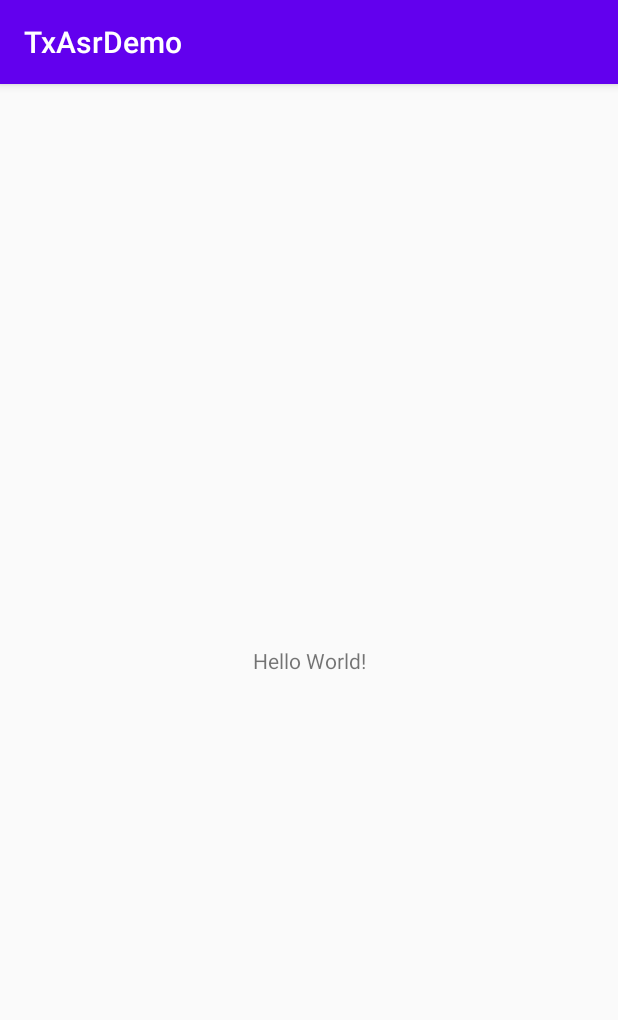
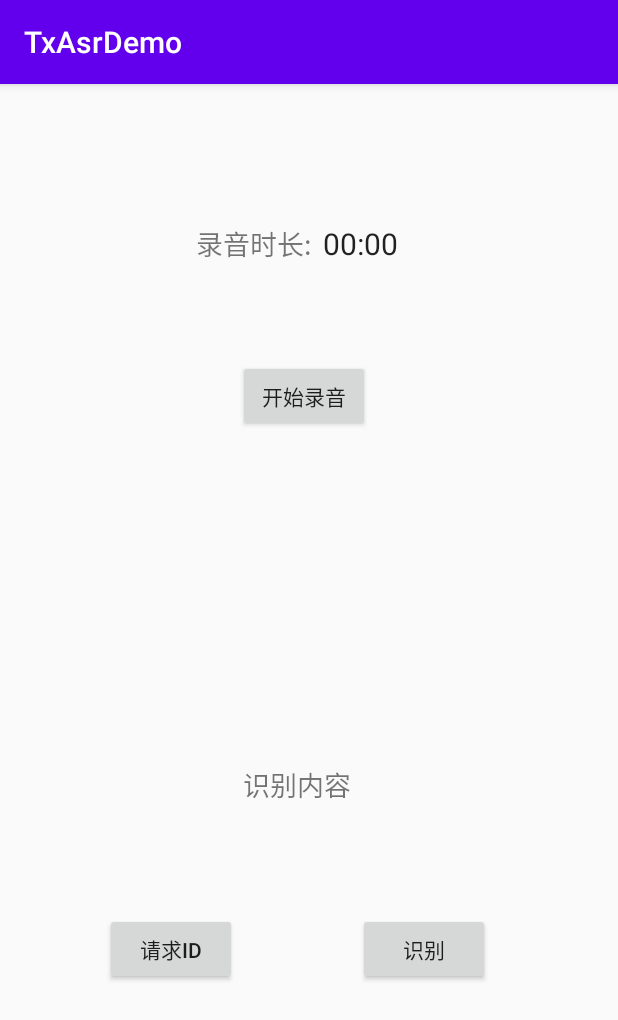
Before and after one commit to LLJ-1175637511/LSRW, an Android app: the screen it shows after launch (MainActivity before the commit, SrActivity after it), on a phone screen of 412 x 824 dp. Shown: the top 1020 px of the screen. Run offline under Robolectric (Android 15) with nearby library versions, the light colour scheme and no system bars.

Commit message:
1、录音界面+录音控制

```diff
--- a/app/build.gradle
+++ b/app/build.gradle
@@ -8,7 +8,7 @@ android {
 
     defaultConfig {
         applicationId "com.lsrw.txasrdemo"
-        minSdkVersion 21
+        minSdkVersion 24
         targetSdkVersion 30
         versionCode 1
         versionName "1.0"
@@ -41,5 +41,5 @@ dependencies {
     implementation 'com.squareup.retrofit2:retrofit:2.9.0'
     implementation 'com.squareup.okhttp3:okhttp:4.1.0'
     implementation 'com.squareup.retrofit2:converter-gson:2.6.1'
-
+    implementation 'com.jakewharton.retrofit:retrofit2-kotlin-coroutines-adapter:0.9.2'
 }
--- /dev/null
+++ b/app/src/main/java/com/lsrw/txasrdemo/enum/MediaState.kt
@@ -0,0 +1,5 @@
+package com.lsrw.txasrdemo.enum
+
+enum class MediaState {
+    START,PAUSE,RESUME,STOP,DESTROY
+}
--- a/app/src/main/java/com/lsrw/txasrdemo/MainActivity.kt
+++ b/app/src/main/java/com/lsrw/txasrdemo/ui/activity/MainActivity.kt
@@ -1,8 +1,9 @@
-package com.lsrw.txasrdemo
+package com.lsrw.txasrdemo.ui.activity
 
 import androidx.appcompat.app.AppCompatActivity
 import android.os.Bundle
 import android.widget.Toast
+import com.lsrw.txasrdemo.R
 import com.lsrw.txasrdemo.config.CommonConfig
 import com.lsrw.txasrdemo.constant.NetParams
 import com.lsrw.txasrdemo.enum.RequestType
--- /dev/null
+++ b/app/src/main/java/com/lsrw/txasrdemo/ui/activity/SrActivity.kt
@@ -0,0 +1,144 @@
+package com.lsrw.txasrdemo.ui.activity
+
+import android.Manifest
+import android.content.pm.PackageManager.PERMISSION_GRANTED
+import android.os.Bundle
+import android.view.View
+import android.widget.Button
+import android.widget.Toast
+import androidx.appcompat.app.AppCompatActivity
+import androidx.core.app.ActivityCompat
+import androidx.core.content.ContextCompat
+import com.lsrw.txasrdemo.R
+import com.lsrw.txasrdemo.ui.contem.SRChronometer
+import com.lsrw.txasrdemo.ui.contem.SRPlayImage
+import com.lsrw.txasrdemo.utils.SignUtils
+import java.io.BufferedInputStream
+import kotlin.concurrent.thread
+
+class SrActivity : AppCompatActivity() {
+
+    companion object {
+        private const val TAG = "SrActivity"
+        private const val SAVED_PATH = "speak"
+    }
+
+    private lateinit var srPlayImg: SRPlayImage
+    private lateinit var srChronometer: SRChronometer
+    private lateinit var startSR: Button
+    private lateinit var stopSR: Button
+    private lateinit var requestId:Button
+    private lateinit var recognizeContent:Button
+
+    private var base64 = ""
+
+    override fun onCreate(savedInstanceState: Bundle?) {
+        super.onCreate(savedInstanceState)
+        setContentView(R.layout.activity_speak)
+
+        initView()
+        initOther()
+        initListener()
+        myRequestPermission()
+    }
+
+    private fun initListener() {
+        startSR.setOnClickListener {
+            srPlayImg.startSR()
+            srChronometer.startSR()
+            it.visibility = View.INVISIBLE
+            srPlayImg.visibility = View.VISIBLE
+            stopSR.visibility = View.VISIBLE
+        }
+
+        srPlayImg.setOnClickListener {
+            srPlayImg.apply {
+                val isPlaying = getPlayState()
+                if (isPlaying) {
+                    pauseSR()
+                    srChronometer.pauseSR()
+                } else {
+                    resumeSR()
+                    srChronometer.resumeSR()
+                }
+            }
+        }
+
+        stopSR.setOnClickListener {
+            srPlayImg.stopSR()
+            srChronometer.stopSR()
+            it.visibility = View.INVISIBLE
+            srPlayImg.visibility = View.INVISIBLE
+            startSR.visibility = View.VISIBLE
+            Toast.makeText(this, "文件保存至：${srChronometer.getSavedPath()}", Toast.LENGTH_SHORT).show()
+        }
+    }
+
+    private fun initOther() {
+        //必须先初始化录音保存路径
+        srChronometer.initSavePath("${externalCacheDir?.path}/$SAVED_PATH")
+        lifecycle.apply {
+            addObserver(srChronometer)
+            addObserver(srPlayImg)
+        }
+    }
+
+    private fun initView() {
+        srPlayImg = findViewById(R.id.iv_opera_sr)
+        srChronometer = findViewById(R.id.sr_chronometer)
+        startSR = findViewById(R.id.bt_sr_start)
+        stopSR = findViewById(R.id.bt_sr_stop)
+        requestId = findViewById(R.id.bt_request_id_sr)
+        recognizeContent = findViewById(R.id.bt_recognize_content_sr)
+    }
+
+    fun getVoiceBase64(){
+        var byteArray: ByteArray? = null
+        thread {
+            try {
+                val fd = assets.open(srChronometer.getSavedPath())
+                val buffInputStream = BufferedInputStream(fd)
+                byteArray = buffInputStream.readBytes()
+                buffInputStream.close()
+            } catch (e: Exception) {
+                e.printStackTrace()
+            } finally {
+                runOnUiThread {
+                    Toast.makeText(this, "load suc", Toast.LENGTH_SHORT).show()
+                }
+            }
+        }
+    }
+    fun sendRequestForId(){
+
+    }
+    private fun myRequestPermission() {
+        if (ContextCompat.checkSelfPermission(
+                this,
+                Manifest.permission.RECORD_AUDIO
+            ) != PERMISSION_GRANTED
+        ) {
+            ActivityCompat.requestPermissions(
+                this,
+                arrayOf(Manifest.permission.RECORD_AUDIO),
+                1
+            )
+        }
+    }
+
+    override fun onRequestPermissionsResult(
+        requestCode: Int,
+        permissions: Array<out String>,
+        grantResults: IntArray
+    ) {
+        var isSuc = true
+        for (i in grantResults) {
+            if (i != PERMISSION_GRANTED) {
+                isSuc = false
+            }
+        }
+        if (!isSuc) Toast.makeText(this, "suc", Toast.LENGTH_SHORT).show()
+        super.onRequestPermissionsResult(requestCode, permissions, grantResults)
+    }
+
+}
--- /dev/null
+++ b/app/src/main/java/com/lsrw/txasrdemo/ui/contem/BaseSRInterface.kt
@@ -0,0 +1,8 @@
+package com.lsrw.txasrdemo.ui.contem
+
+interface BaseSRInterface {
+    fun startSR()
+    fun pauseSR()
+    fun resumeSR()
+    fun stopSR()
+}
--- /dev/null
+++ b/app/src/main/res/drawable/ic_baseline_pause_circle_outline_24.xml
@@ -0,0 +1,5 @@
+<vector android:height="48dp" android:tint="?attr/colorControlNormal"
+    android:viewportHeight="24" android:viewportWidth="24"
+    android:width="48dp" xmlns:android="http://schemas.android.com/apk/res/android">
+    <path android:fillColor="@android:color/white" android:pathData="M9,16h2L11,8L9,8v8zM12,2C6.48,2 2,6.48 2,12s4.48,10 10,10 10,-4.48 10,-10S17.52,2 12,2zM12,20c-4.41,0 -8,-3.59 -8,-8s3.59,-8 8,-8 8,3.59 8,8 -3.59,8 -8,8zM13,16h2L15,8h-2v8z"/>
+</vector>
--- /dev/null
+++ b/app/src/main/res/drawable/ic_baseline_play_circle_outline_24.xml
@@ -0,0 +1,5 @@
+<vector android:height="48dp" android:tint="?attr/colorControlNormal"
+    android:viewportHeight="24" android:viewportWidth="24"
+    android:width="48dp" xmlns:android="http://schemas.android.com/apk/res/android">
+    <path android:fillColor="@android:color/white" android:pathData="M10,16.5l6,-4.5 -6,-4.5v9zM12,2C6.48,2 2,6.48 2,12s4.48,10 10,10 10,-4.48 10,-10S17.52,2 12,2zM12,20c-4.41,0 -8,-3.59 -8,-8s3.59,-8 8,-8 8,3.59 8,8 -3.59,8 -8,8z"/>
+</vector>
--- a/app/src/main/res/layout/activity_main.xml
+++ b/app/src/main/res/layout/activity_main.xml
@@ -4,7 +4,7 @@
     xmlns:tools="http://schemas.android.com/tools"
     android:layout_width="match_parent"
     android:layout_height="match_parent"
-    tools:context=".MainActivity">
+    tools:context=".ui.activity.MainActivity">
 
     <TextView
         android:id="@+id/tv"
--- /dev/null
+++ b/app/src/main/res/layout/activity_speak.xml
@@ -0,0 +1,107 @@
+<?xml version="1.0" encoding="utf-8"?>
+<androidx.constraintlayout.widget.ConstraintLayout
+    xmlns:android="http://schemas.android.com/apk/res/android"
+    xmlns:app="http://schemas.android.com/apk/res-auto"
+    android:layout_width="match_parent"
+    android:layout_height="match_parent">
+
+    <TextView
+        android:layout_width="wrap_content"
+        android:layout_height="wrap_content"
+        android:text="录音时长:"
+        android:textSize="18sp"
+        app:layout_constraintBottom_toBottomOf="@+id/sr_chronometer"
+        app:layout_constraintEnd_toStartOf="@+id/sr_chronometer"
+        app:layout_constraintHorizontal_bias="0.945"
+        app:layout_constraintStart_toStartOf="parent"
+        app:layout_constraintTop_toTopOf="@+id/sr_chronometer"
+        app:layout_constraintVertical_bias="0.0" />
+
+    <com.lsrw.txasrdemo.ui.contem.SRChronometer
+        android:id="@+id/sr_chronometer"
+        android:layout_width="wrap_content"
+        android:layout_height="wrap_content"
+        android:textSize="20sp"
+        app:layout_constraintBottom_toBottomOf="parent"
+        app:layout_constraintEnd_toEndOf="parent"
+        app:layout_constraintHorizontal_bias="0.595"
+        app:layout_constraintStart_toStartOf="parent"
+        app:layout_constraintTop_toTopOf="parent"
+        app:layout_constraintVertical_bias="0.125" />
+
+    <Button
+        android:id="@+id/bt_request_id_sr"
+        android:layout_width="wrap_content"
+        android:layout_height="wrap_content"
+        android:text="请求id"
+        app:layout_constraintBottom_toBottomOf="parent"
+        app:layout_constraintEnd_toEndOf="parent"
+        app:layout_constraintHorizontal_bias="0.216"
+        app:layout_constraintStart_toStartOf="parent"
+        app:layout_constraintTop_toBottomOf="@+id/textView"
+        app:layout_constraintVertical_bias="0.3" />
+
+    <Button
+        android:id="@+id/bt_sr_stop"
+        android:layout_width="wrap_content"
+        android:layout_height="wrap_content"
+        android:text="停止录音"
+        android:visibility="invisible"
+        app:layout_constraintBottom_toBottomOf="parent"
+        app:layout_constraintEnd_toEndOf="parent"
+        app:layout_constraintHorizontal_bias="0.489"
+        app:layout_constraintStart_toStartOf="parent"
+        app:layout_constraintTop_toTopOf="parent"
+        app:layout_constraintVertical_bias="0.524" />
+
+    <Button
+        android:id="@+id/bt_recognize_content_sr"
+        android:layout_width="wrap_content"
+        android:layout_height="wrap_content"
+        android:text="识别"
+        app:layout_constraintBottom_toBottomOf="@+id/bt_request_id_sr"
+        app:layout_constraintEnd_toEndOf="parent"
+        app:layout_constraintHorizontal_bias="0.484"
+        app:layout_constraintStart_toEndOf="@+id/bt_request_id_sr"
+        app:layout_constraintTop_toTopOf="@+id/bt_request_id_sr"
+        app:layout_constraintVertical_bias="0.0" />
+
+    <Button
+        android:id="@+id/bt_sr_start"
+        android:layout_width="wrap_content"
+        android:layout_height="wrap_content"
+        android:text="开始录音"
+        app:layout_constraintBottom_toBottomOf="parent"
+        app:layout_constraintEnd_toEndOf="parent"
+        app:layout_constraintHorizontal_bias="0.489"
+        app:layout_constraintStart_toStartOf="parent"
+        app:layout_constraintTop_toTopOf="parent"
+        app:layout_constraintVertical_bias="0.256" />
+
+    <TextView
+        android:id="@+id/textView"
+        android:layout_width="wrap_content"
+        android:layout_height="wrap_content"
+        android:text="识别内容"
+        android:textSize="18sp"
+        app:layout_constraintBottom_toBottomOf="parent"
+        app:layout_constraintEnd_toEndOf="parent"
+        app:layout_constraintHorizontal_bias="0.477"
+        app:layout_constraintStart_toStartOf="parent"
+        app:layout_constraintTop_toBottomOf="@+id/bt_sr_stop"
+        app:layout_constraintVertical_bias="0.089" />
+
+    <com.lsrw.txasrdemo.ui.contem.SRPlayImage
+        android:id="@+id/iv_opera_sr"
+        android:layout_width="wrap_content"
+        android:layout_height="wrap_content"
+        android:visibility="invisible"
+        app:layout_constraintBottom_toBottomOf="parent"
+        app:layout_constraintEnd_toEndOf="parent"
+        app:layout_constraintHorizontal_bias="0.49"
+        app:layout_constraintStart_toStartOf="parent"
+        app:layout_constraintTop_toTopOf="parent"
+        app:layout_constraintVertical_bias="0.398"
+        app:srcCompat="@drawable/ic_baseline_pause_circle_outline_24" />
+
+</androidx.constraintlayout.widget.ConstraintLayout>
```
Also changed, not shown: app/src/main/AndroidManifest.xml (+8 -1 lines), app/src/main/java/com/lsrw/txasrdemo/ui/activity/SpeakActivity.kt (added, +108 -0 lines), app/src/main/java/com/lsrw/txasrdemo/ui/contem/SRChronometer.kt (added, +54 -0 lines), app/src/main/java/com/lsrw/txasrdemo/ui/contem/SRPlayImage.kt (added, +44 -0 lines), app/src/main/java/com/lsrw/txasrdemo/utils/SRUtils.kt (added, +80 -0 lines).
